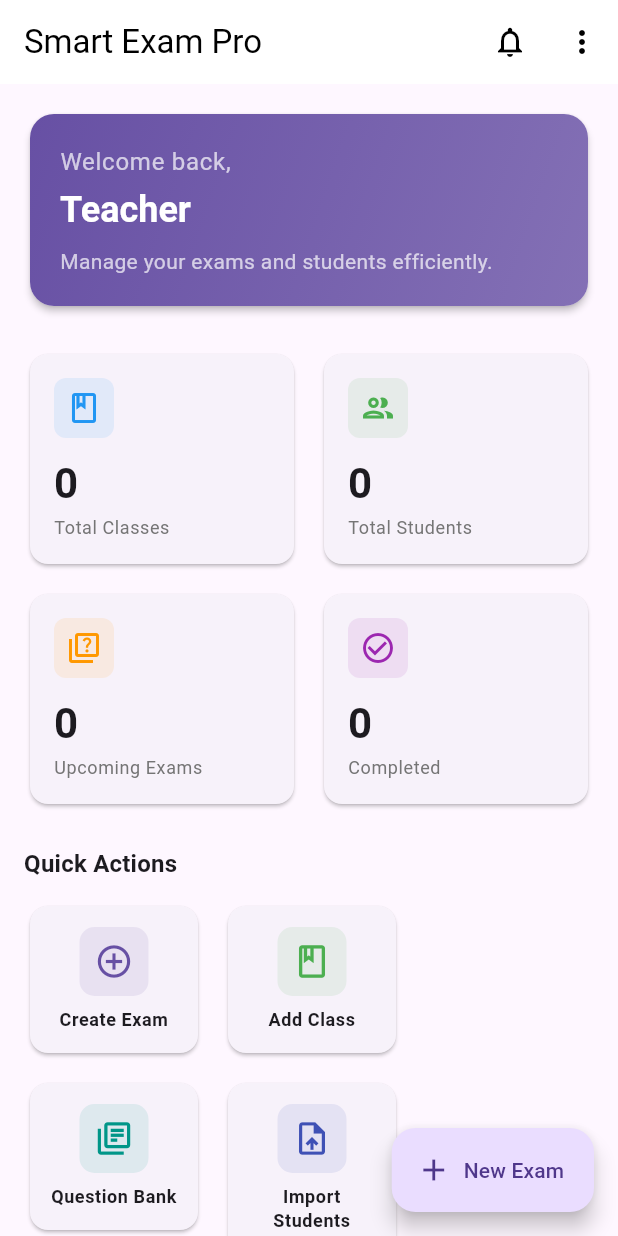
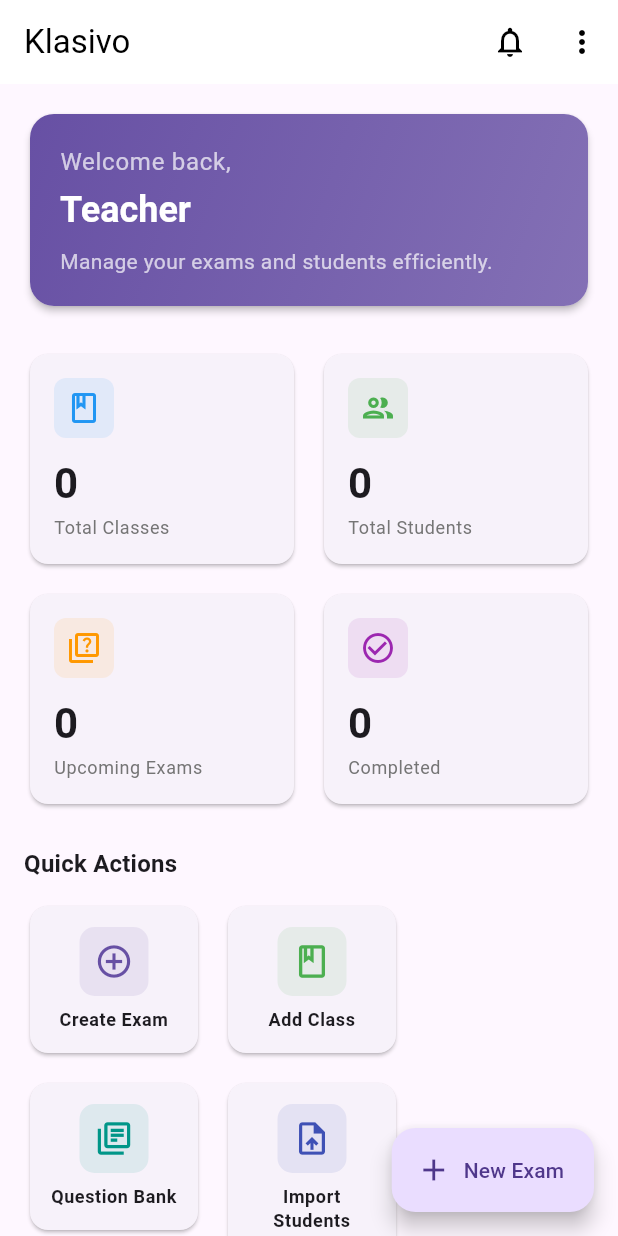
Before and after one commit to Strike87/Klasivo, a Flutter app: the TeacherDashboard screen opened by its route, on a phone screen of 412 x 824 dp. Run offline on Flutter 3.47's test engine with Material 3 defaults, Android fonts, the phone set to English and light mode, and no system bars; our stand-ins replace cloud_firestore, file_picker, firebase_auth, firebase_core, firebase_messaging, fl_chart and 11 more; missing offline and left inert: excel, mobile_scanner; accounts and stored records are empty; project files that could hold a hidden picture were left out.

Commit message:
Rename: Smart Exam Pro → Klasivo (teacher dashboard)

```diff
--- a/lib/features/dashboard/teacher_dashboard.dart
+++ b/lib/features/dashboard/teacher_dashboard.dart
@@ -24,7 +24,7 @@ class TeacherDashboard extends ConsumerWidget {
 
     return Scaffold(
       appBar: AppBar(
-        title: const Text('Smart Exam Pro'),
+        title: const Text('Klasivo'),
         actions: [
           IconButton(
             icon: Badge(
```
